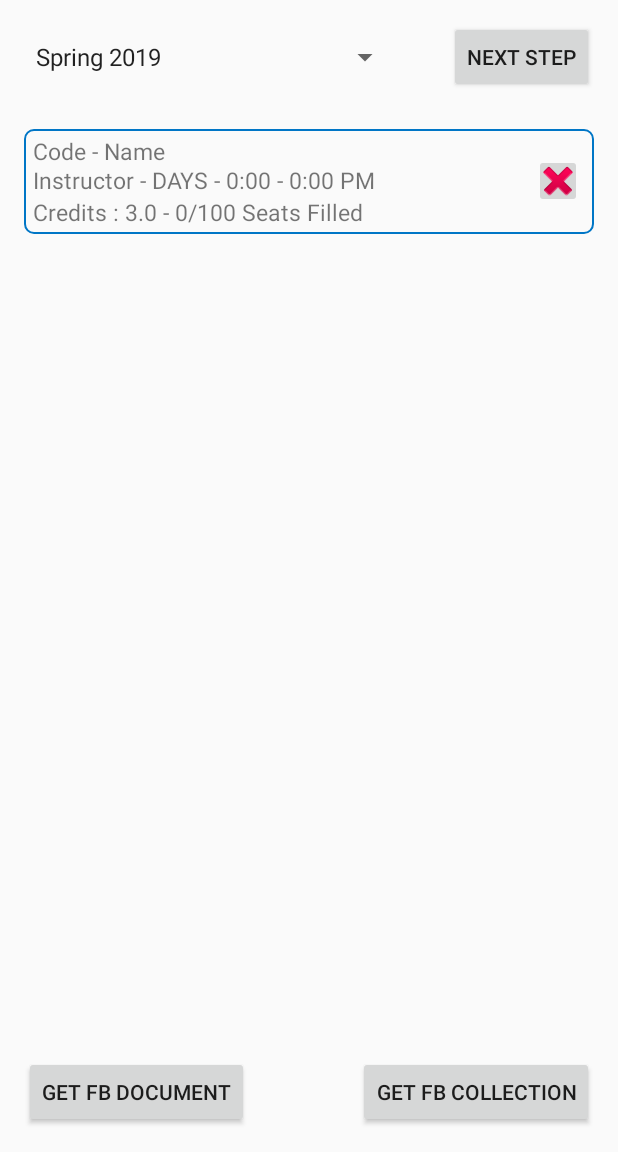
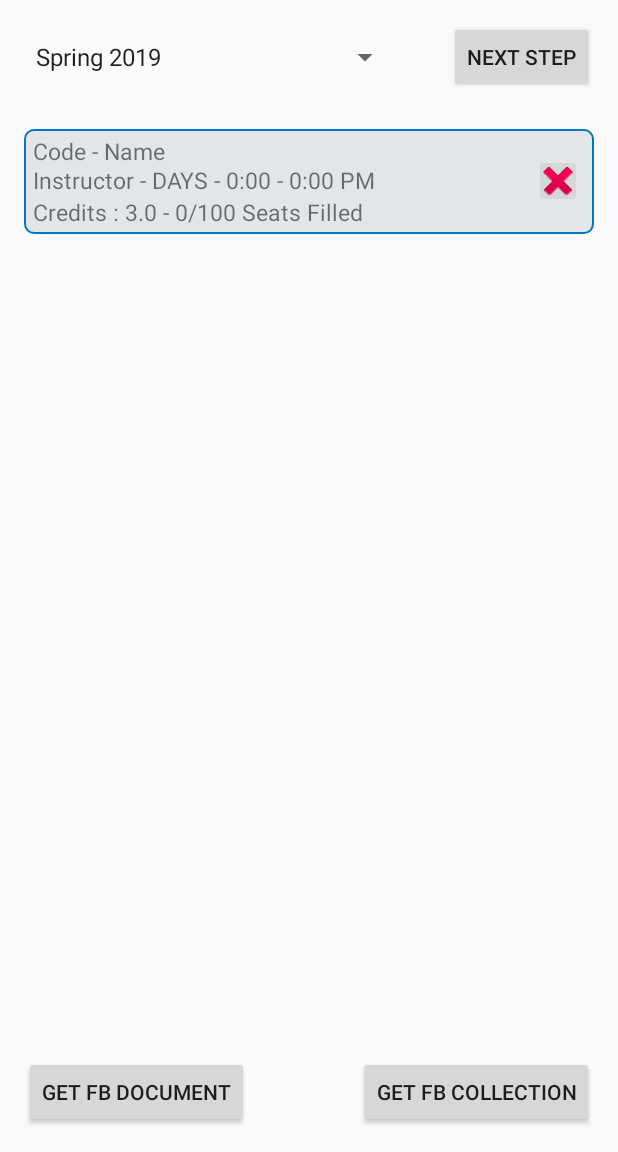
Before and after one commit to tysondoberneck/GradPlanProject, an Android app: the screen it shows after launch (CourseViewActivity), on a phone screen of 412 x 824 dp, the part 84-1236 px from its top. Run offline under Robolectric (Android 15) with nearby library versions, the phone set to English and light mode, and no system bars; our stand-ins replace Firebase (no records; nobody signed in at launch, a user with empty details on screens opened directly); libraries missing offline, so code that uses them is left out: com.mikepenz.materialdrawer; 8 statements that could not run were skipped.

Commit message:
Gave course borders light background color

```diff
--- a/app/src/main/res/drawable/course_border.xml
+++ b/app/src/main/res/drawable/course_border.xml
@@ -2,4 +2,5 @@
 <shape xmlns:android="http://schemas.android.com/apk/res/android" android:shape="rectangle">
     <stroke android:width="1dp" android:color="@color/colorPrimary"/>
     <corners android:radius="6dp"/>
+    <solid android:color="#e3e6e8"/>
 </shape>
```
